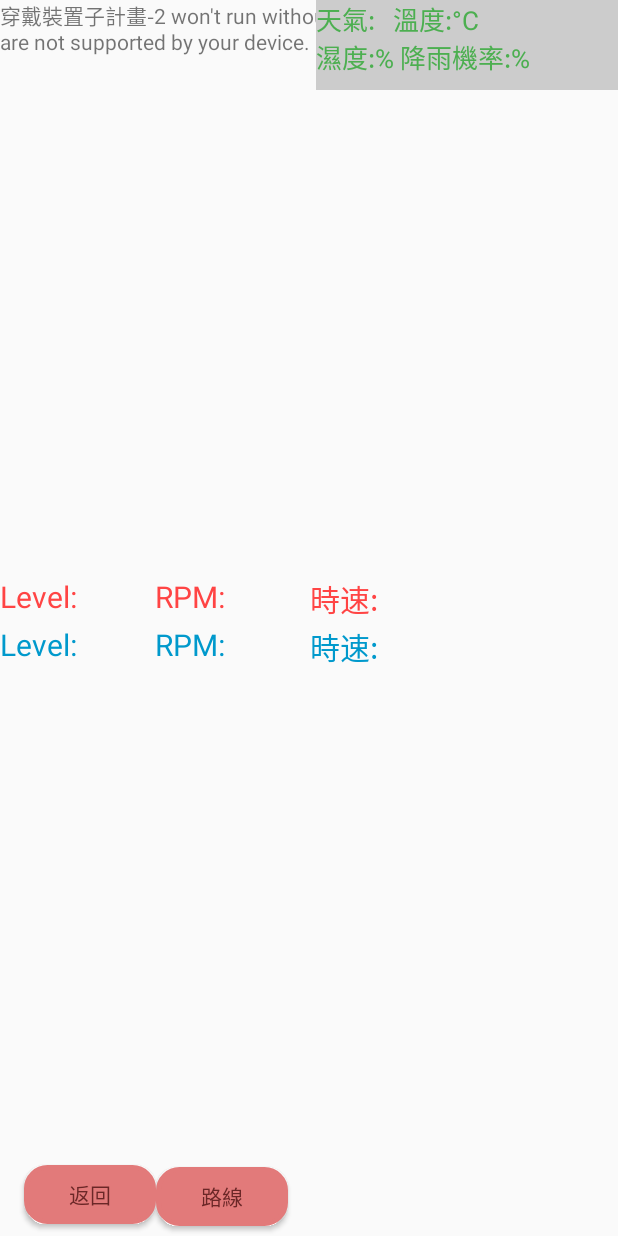
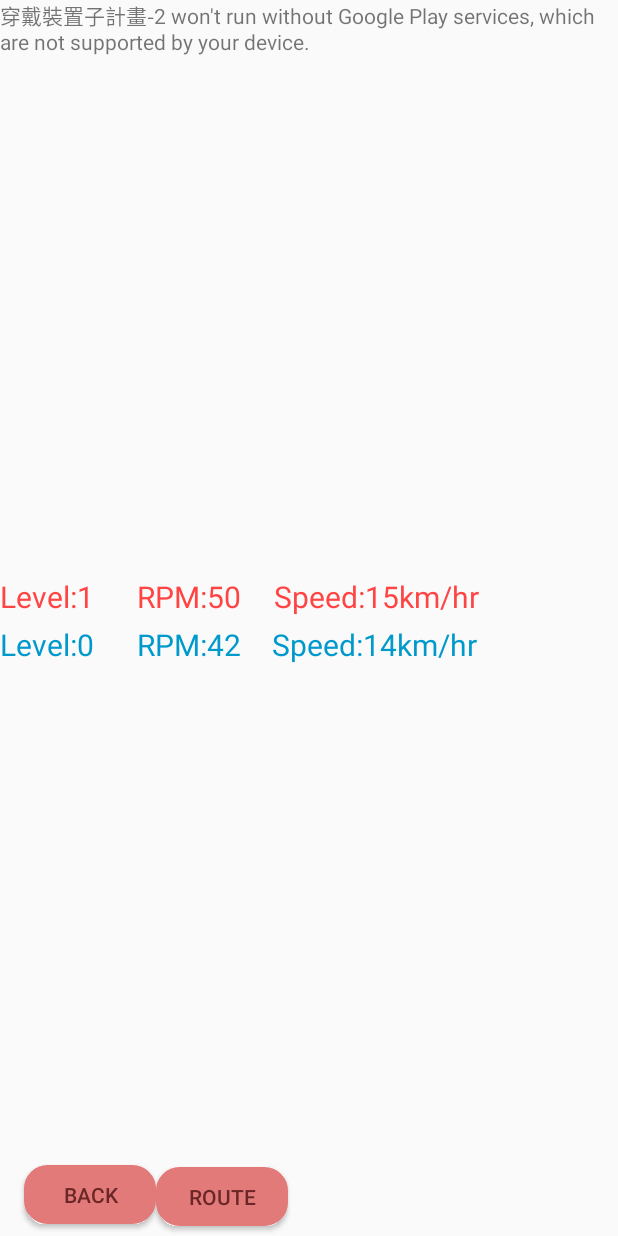
Before and after one commit to z125624277/BLE_MAP_wearble, an Android app: the MapsActivity screen opened directly, with no data from a screen before it, on a phone screen of 412 x 824 dp. Run offline under Robolectric (Android 15) with nearby library versions, the phone set to English and light mode, and no system bars; 2 statements that could not run were skipped.

Commit message:
4/22
for 資工系

```diff
--- a/app/src/main/java/com/example/pong/test/MainActivity.java
+++ b/app/src/main/java/com/example/pong/test/MainActivity.java
@@ -9,8 +9,6 @@ import android.bluetooth.BluetoothGattDescriptor;
 import android.bluetooth.BluetoothGattService;
 import android.bluetooth.BluetoothManager;
 import android.bluetooth.le.BluetoothLeScanner;
-import android.bluetooth.le.ScanCallback;
-import android.bluetooth.le.ScanResult;
 import android.content.Intent;
 import android.os.Bundle;
 import android.os.Handler;
@@ -65,15 +63,13 @@ public class MainActivity extends AppCompatActivity {
 
 
     // BLE 5.0+版本-----------------------------------------
-    private ScanCallback mScanCallback = new ScanCallback() {
+   /* private ScanCallback mScanCallback = new ScanCallback() {
         @Override
         public void onScanResult(int callbackType, ScanResult result) {
             super.onScanResult(callbackType, result);
             Log.d("測試:","callbackType："+callbackType+"  result："+result);
             // callbackType：确定这个回调是如何触发的
             // result：包括4.3版本的蓝牙信息，信号强度rssi，和广播数据scanRecord
-
-            Log.d("測試:","搜尋中");
 
             ListView listview = (ListView) findViewById(R.id.listview);
             if (!deviceList.contains(result)) {
@@ -99,7 +95,7 @@ public class MainActivity extends AppCompatActivity {
                     bleAddress_re=bleAddress;           //bleAddress_re 應該是用來儲存之後重連MAC 地址
                     BluetoothDevice mBluetoothDevice = mBluetoothAdapter.getRemoteDevice(bleAddress);
                     show("嘗試連接...:"+vData[position]);
-                    /************************啟動連接*************************************/
+                    //啟動連接
                     mBluetoothGatt = mBluetoothDevice.connectGatt(MainActivity.this,true,mGattCallback);//啟動連接
                     Log.d("測試:","進入連接藍芽call back!");
                 }
@@ -116,21 +112,21 @@ public class MainActivity extends AppCompatActivity {
             // 扫描失败，并且失败原因
         }
     };
+    */
     //-----------------------------------------------------
     private void scanLeDevice(final boolean enable) {
         show("開始掃描");
         BluetoothLeScanner scaner = mBluetoothAdapter.getBluetoothLeScanner();  // android5.0把扫描方法单独弄成一个对象了
         if (enable) {
             mScanning = true;
-
-            scaner.startScan(mScanCallback);  // 开始扫描 5.0以上 ，SDK需在21以上
-            //mBluetoothAdapter.startLeScan(mLeScanCallback); //开始搜索 安卓5.0以下
+            //scaner.startScan(mScanCallback);  // 开始扫描 5.0以上 ，SDK需在21以上
+            mBluetoothAdapter.startLeScan(mLeScanCallback); //开始搜索 安卓5.0以下
             Log.d("測試:","開始搜尋");
             deviceName = new ArrayAdapter<String>(MainActivity.this,android.R.layout.simple_list_item_1);
         }else {
             mScanning = false;
-            //mBluetoothAdapter.stopLeScan(mLeScanCallback);//停止搜索
-            scaner.stopScan(mScanCallback);   // 停止扫描 5.0以上
+            mBluetoothAdapter.stopLeScan(mLeScanCallback);//停止搜索
+            //scaner.stopScan(mScanCallback);   // 停止扫描 5.0以上
         }
     }
 
@@ -183,7 +179,6 @@ public class MainActivity extends AppCompatActivity {
         @Override
         public void onConnectionStateChange(final BluetoothGatt gatt, final int status, final int newState) {
             // 當連線或斷線將會進到這裡
-
             super.onConnectionStateChange(gatt, status, newState);
             if(status == BluetoothGatt.GATT_SUCCESS){//GATT_SUCCESS=0才成功
                 Log.d("測試:", "還沒服務!!!!!!!!!!!!!!!!!!!!!!!!!!!!!!!!!!!!!!!!!!!!!!:"+status+"連線狀態:"+newState);
--- a/app/src/main/java/com/example/pong/test/MapsActivity.java
+++ b/app/src/main/java/com/example/pong/test/MapsActivity.java
@@ -136,33 +136,35 @@ public class MapsActivity extends FragmentActivity implements OnMapReadyCallback
             TextView speed = (TextView) findViewById(R.id.speed);//時速1
             TextView speed2 = (TextView) findViewById(R.id.speed2);//時速2
 
-            speed.setText("時速:"+web_data_rec[18]);
-            speed2.setText("時速:"+web_data_rec[19]);
+            speed.setText("Speed:15"+/*web_data_rec[18]*/"km/hr"); //web_data_rec[18]
+            speed2.setText("Speed:14"+/*web_data_rec[18]*/"km/hr"); //web_data_rec[19]
             //for(int i=0;i<web_data_rec.length;i++){Log.d("測試","web_data_rec["+i+"]="+web_data_rec[i]);}
 
-            weather.setText("天氣:"+map_data.getdata7(5)+"   溫度:"+web_data_rec[6]+"°C"+
-                    "\n濕度:"+web_data_rec[7]+"%"+" 降雨機率:"+web_data_rec[8]+"%");
+            //weather.setText("天氣:"+map_data.getdata7(5)+"   溫度:"+web_data_rec[6]+"°C"+
+             //       "\n濕度:"+web_data_rec[7]+"%"+" 降雨機率:"+web_data_rec[8]+"%");
 
+
+            //rain +temperature +humidity +probability of precipitation(POP降雨率)+
 
             if(str_level.equals("130")){//.equals才能比內容 用==是比位址
                 map_level.setText("Level:--");
             }else{
-                map_level.setText("Level:" +str_level );
+                map_level.setText("Level:1" +str_level );
             }
             if(str2_rpm.equals("130")){
                 map_rpm.setText("RPM:--");
             }else {
-                map_rpm.setText("RPM:" + str2_rpm);
+                map_rpm.setText("RPM:50" + str2_rpm);
             }
             if(web_data_rec[13].equals("130")){
                 map_level2.setText("Level:--");
             }else{
-                map_level2.setText("Level:" +web_data_rec[13]);
+                map_level2.setText("Level:0" +web_data_rec[13]);
             }
             if(web_data_rec[12].equals("130")){
                 map_rpm2.setText("RPM:--");
             }else {
-               map_rpm2.setText("RPM:" +web_data_rec[12]);
+               map_rpm2.setText("RPM:42" +web_data_rec[12]);
             }
 
             handler.postDelayed(this, 2500);
@@ -173,7 +175,7 @@ public class MapsActivity extends FragmentActivity implements OnMapReadyCallback
                 public void run() {
                     try {
                         str3_gps=str3_gps.replace(" ","");//去除空格
-                    doPostRequest(str_level,str2_rpm,str3_gps);//好像是新執行續才能啟動傳送
+                    doPostRequest(str_level,str2_rpm,str3_gps);//好像是新執行續才能啟動傳送 皆為字串型態
                     } catch (Exception e) {
                         Log.d("測試","錯誤?");
                         e.printStackTrace();
@@ -285,11 +287,12 @@ public class MapsActivity extends FragmentActivity implements OnMapReadyCallback
                 GlobalVariable map_data = (GlobalVariable)getApplicationContext();//全域變數設定
                 map_data.setdata2(str3_gps);//傳送GPS到全域變數，為了讓位置傳送到後端
                 Toast.makeText(getApplicationContext(), str3_gps, Toast.LENGTH_SHORT).show();//顯示在畫面上
-                LatLng sydney = new LatLng(location.getLatitude(), location.getLongitude());//設定座標經緯度
-                LatLng latlong = new LatLng(Lat, Long);//設定座標經緯度 Lat Long  24.073373, 120.715190
+                LatLng sydney = new LatLng(24.080677, 120.708097);//設定座標經緯度
+                // location.getLatitude(), location.getLongitude()
+                LatLng latlong = new LatLng(24.080604, 120.705726);//設定座標經緯度 Lat Long  24.073373, 120.715190
+                // (Lat, Long
                 mMap.clear();
                 trackToMe(location.getLatitude(),location.getLongitude());
-
                 mMap.addMarker(new MarkerOptions().position(sydney).title("您的位置"));//紅色座標名稱
                 mMap.addMarker(new MarkerOptions().position(latlong).title("第2位置").icon(BitmapDescriptorFactory.defaultMarker(BitmapDescriptorFactory.HUE_AZURE)));
                 mMap.moveCamera(CameraUpdateFactory.newLatLngZoom(sydney,16.0f));//範圍在2.0到21.0之間讓畫面顯示位置(放大)
@@ -343,7 +346,7 @@ public class MapsActivity extends FragmentActivity implements OnMapReadyCallback
                     polylineOpt.color(Color.RED);
                     Polyline line = mMap.addPolyline(polylineOpt);
                     line.setWidth(10);
-                    Toast.makeText(this, "路線", Toast.LENGTH_SHORT).show();
+                    Toast.makeText(this, "route", Toast.LENGTH_SHORT).show();
                     map_route_judge=false;
                 }else{
                     Toast.makeText(this, "重啟", Toast.LENGTH_SHORT).show();
--- a/app/src/main/res/layout/activity_maps.xml
+++ b/app/src/main/res/layout/activity_maps.xml
@@ -37,7 +37,7 @@
         android:layout_marginTop="8dp"
         android:background="@drawable/buttonshape"
         android:onClick="Onclick"
-        android:text="返回"
+        android:text="Back"
         android:textColor="#6B2727"
         app:layout_constraintBottom_toBottomOf="parent"
         app:layout_constraintEnd_toEndOf="parent"
@@ -55,8 +55,9 @@
         android:layout_height="39dp"
         android:layout_marginTop="8dp"
         android:background="@drawable/buttonshape"
+        android:cursorVisible="false"
         android:onClick="Onclick"
-        android:text="路線"
+        android:text="Route"
         android:textColor="#6B2727"
         app:layout_constraintBottom_toBottomOf="parent"
         app:layout_constraintEnd_toEndOf="parent"
@@ -71,9 +72,7 @@
         android:id="@+id/weather"
         android:layout_width="201dp"
         android:layout_height="60dp"
-        android:background="#FFCCCCCC"
         android:gravity="top|left"
-        android:text="各項訊息"
         android:textAlignment="gravity"
         android:textColor="#FF4CAF50"
         android:textSize="17sp"
@@ -84,7 +83,7 @@
 
     <TextView
         android:id="@+id/text_LEVEL"
-        android:layout_width="103dp"
+        android:layout_width="91dp"
         android:layout_height="32dp"
         android:layout_marginTop="384dp"
         android:allowUndo="false"
@@ -103,7 +102,7 @@
 
     <TextView
         android:id="@+id/speed"
-        android:layout_width="103dp"
+        android:layout_width="156dp"
         android:layout_height="32dp"
         android:layout_marginTop="384dp"
         android:gravity="left"
@@ -118,7 +117,7 @@
 
     <TextView
         android:id="@+id/text_RPM"
-        android:layout_width="103dp"
+        android:layout_width="91dp"
         android:layout_height="32dp"
         android:layout_marginTop="384dp"
         android:gravity="left"
@@ -133,7 +132,7 @@
 
     <TextView
         android:id="@+id/text_LEVEL2"
-        android:layout_width="103dp"
+        android:layout_width="91dp"
         android:layout_height="32dp"
         android:gravity="left"
         android:text="TextView"
@@ -148,7 +147,7 @@
 
     <TextView
         android:id="@+id/text_RPM2"
-        android:layout_width="103dp"
+        android:layout_width="90dp"
         android:layout_height="32dp"
         android:layout_marginBottom="88dp"
         android:autoText="false"
@@ -168,7 +167,7 @@
 
     <TextView
         android:id="@+id/speed2"
-        android:layout_width="103dp"
+        android:layout_width="158dp"
         android:layout_height="32dp"
         android:autoText="false"
         android:gravity="left"
```
